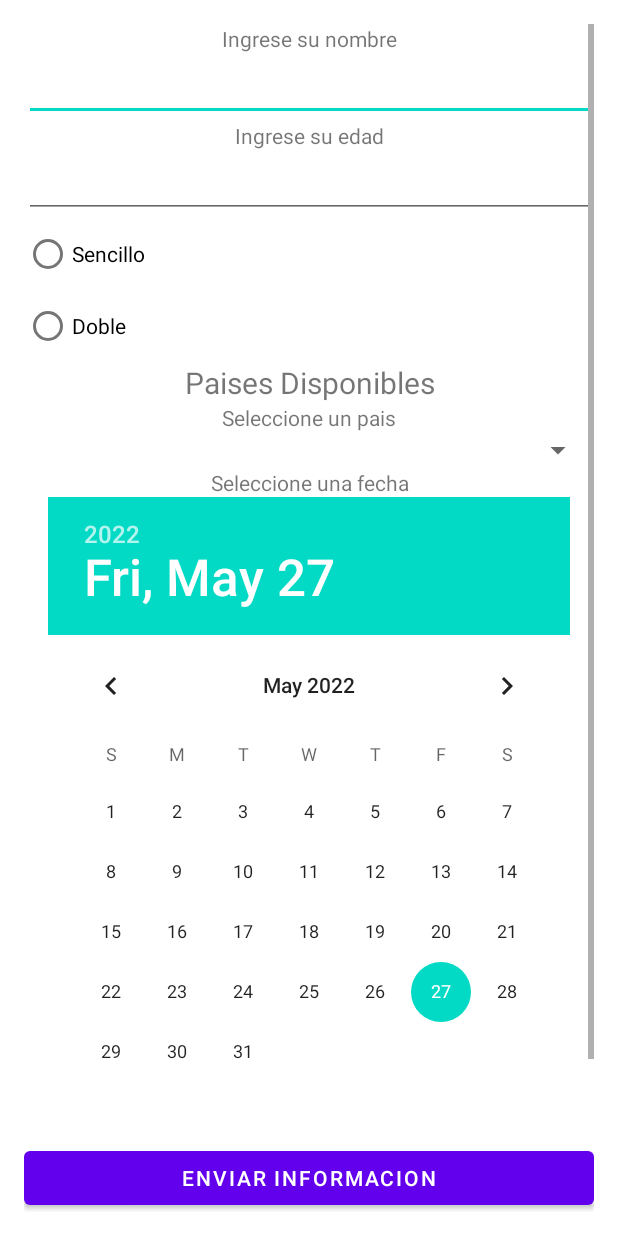
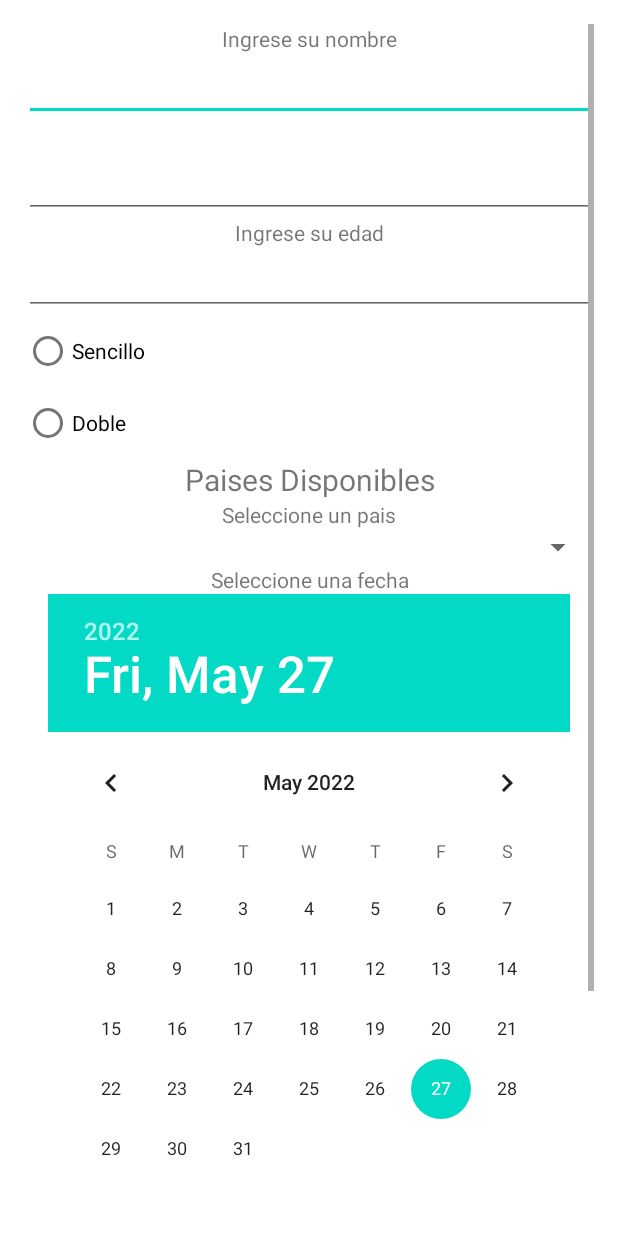
Before and after one commit to NestorUlises1/MovilBoleto, an Android app: the layout activity_main.xml on its own in the app's theme, with its tools: preview values and no code run, on a phone screen of 412 x 824 dp. Run offline under Robolectric (Android 15) with nearby library versions, the phone set to English and light mode, and no system bars.

Commit message:
Update activity_main.xml

```diff
--- a/app/src/main/res/layout/activity_main.xml
+++ b/app/src/main/res/layout/activity_main.xml
@@ -34,6 +34,18 @@
                     android:layout_height="wrap_content"
                     >
 
+                </EditText>
+                <TextView
+                    android:id="@+id/lblPrecio"
+                    android:layout_width="match_parent"
+                    android:layout_height="wrap_content"
+                    android:gravity="center"
+                    />
+                <EditText
+                    android:id="@+id/txtPrecio"
+                    android:layout_width="match_parent"
+                    android:layout_height="wrap_content"
+                    >
                 </EditText>
                 <TextView
                     android:id="@+id/lblEdad"
```
